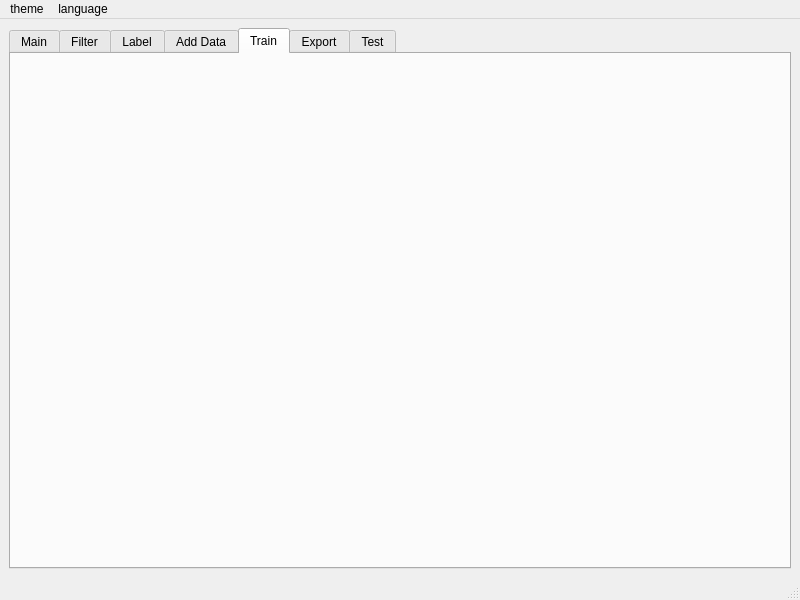
Above: src/mainwindow.ui from MRsoymilk/MyYolo before the change. Below: the same form after it.
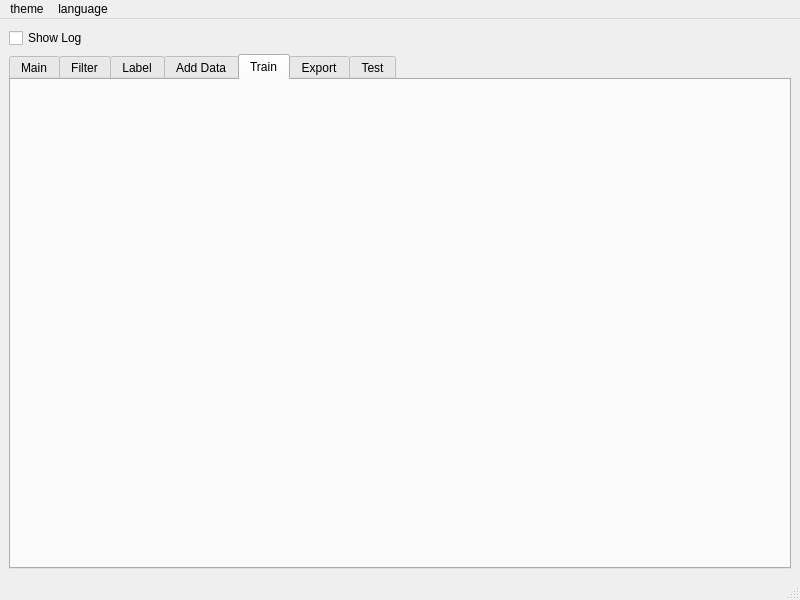
That is the form after the change.

The edit to the form file:
```diff
--- a/src/mainwindow.ui
+++ b/src/mainwindow.ui
@@ -16,6 +16,13 @@
   <widget class="QWidget" name="centralwidget">
    <layout class="QGridLayout" name="gridLayout">
     <item row="0" column="0">
+     <widget class="QCheckBox" name="checkBoxShowLog">
+      <property name="text">
+       <string>Show Log</string>
+      </property>
+     </widget>
+    </item>
+    <item row="1" column="0">
      <widget class="QTabWidget" name="tabWidget">
       <property name="currentIndex">
        <number>4</number>
```
